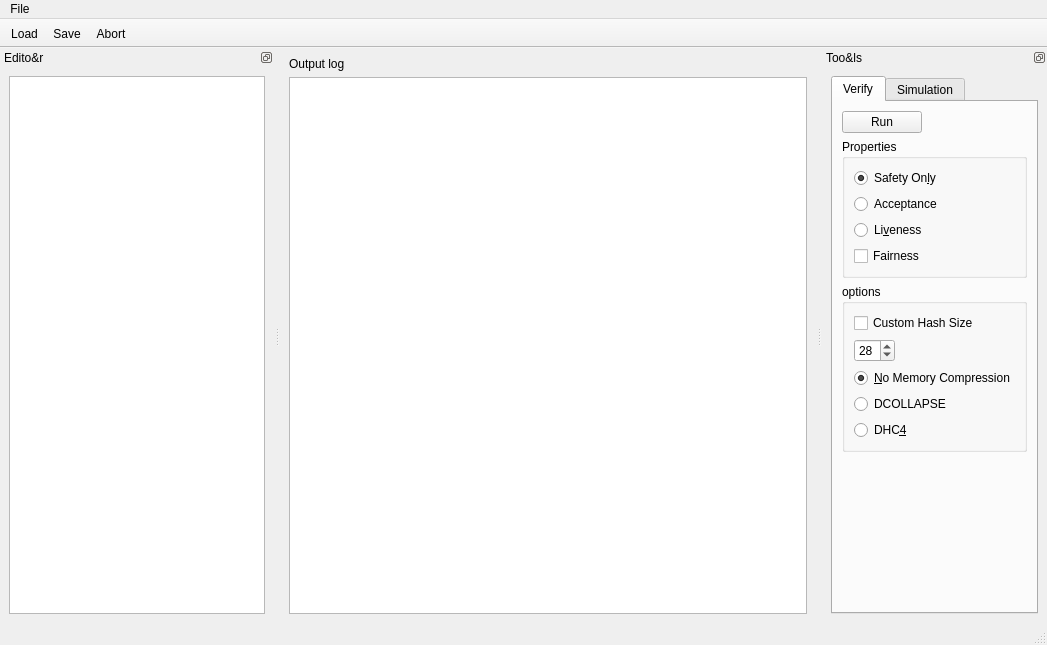
Qt form mainwindow.ui (flamingoen/qspin) before a commit.
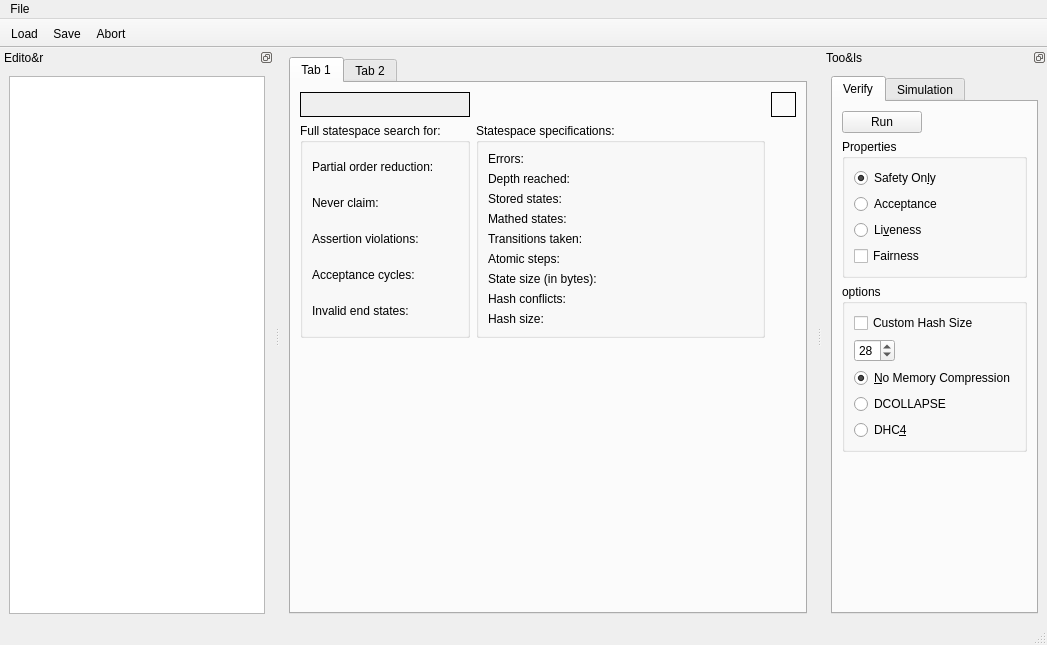
The same form after that commit. The open tabs and pages were chosen to show the change. Icons and pictures are not drawn.

Commit message: Verification output

```diff
--- a/mainwindow.ui
+++ b/mainwindow.ui
@@ -16,20 +16,252 @@
   <widget class="QWidget" name="centralwidget">
    <layout class="QVBoxLayout" name="verticalLayout_2">
     <item>
-     <widget class="QLabel" name="labelOutput">
-      <property name="text">
-       <string>Output log</string>
+     <widget class="QTabWidget" name="rawLog">
+      <property name="currentIndex">
+       <number>1</number>
       </property>
-     </widget>
-    </item>
-    <item>
-     <widget class="QTextEdit" name="log">
-      <property name="lineWrapMode">
-       <enum>QTextEdit::NoWrap</enum>
-      </property>
-      <property name="readOnly">
-       <bool>true</bool>
-      </property>
+      <widget class="QWidget" name="tab">
+       <attribute name="title">
+        <string>Tab 1</string>
+       </attribute>
+       <layout class="QGridLayout" name="gridLayout_3">
+        <item row="0" column="2">
+         <widget class="QLabel" name="evalLabel">
+          <property name="enabled">
+           <bool>true</bool>
+          </property>
+          <property name="sizePolicy">
+           <sizepolicy hsizetype="Fixed" vsizetype="Fixed">
+            <horstretch>25</horstretch>
+            <verstretch>25</verstretch>
+           </sizepolicy>
+          </property>
+          <property name="minimumSize">
+           <size>
+            <width>25</width>
+            <height>25</height>
+           </size>
+          </property>
+          <property name="maximumSize">
+           <size>
+            <width>25</width>
+            <height>25</height>
+           </size>
+          </property>
+          <property name="frameShape">
+           <enum>QFrame::Box</enum>
+          </property>
+          <property name="text">
+           <string/>
+          </property>
+         </widget>
+        </item>
+        <item row="0" column="0">
+         <widget class="QLabel" name="spinVerLabel">
+          <property name="autoFillBackground">
+           <bool>true</bool>
+          </property>
+          <property name="frameShape">
+           <enum>QFrame::Box</enum>
+          </property>
+          <property name="text">
+           <string/>
+          </property>
+          <property name="scaledContents">
+           <bool>true</bool>
+          </property>
+          <property name="indent">
+           <number>-1</number>
+          </property>
+         </widget>
+        </item>
+        <item row="0" column="1">
+         <spacer name="horizontalSpacer_2">
+          <property name="orientation">
+           <enum>Qt::Horizontal</enum>
+          </property>
+          <property name="sizeHint" stdset="0">
+           <size>
+            <width>40</width>
+            <height>20</height>
+           </size>
+          </property>
+         </spacer>
+        </item>
+        <item row="2" column="0">
+         <spacer name="verticalSpacer_2">
+          <property name="orientation">
+           <enum>Qt::Vertical</enum>
+          </property>
+          <property name="sizeHint" stdset="0">
+           <size>
+            <width>20</width>
+            <height>40</height>
+           </size>
+          </property>
+         </spacer>
+        </item>
+        <item row="1" column="0">
+         <widget class="QGroupBox" name="groupBox_4">
+          <property name="font">
+           <font>
+            <weight>50</weight>
+            <bold>false</bold>
+            <underline>false</underline>
+           </font>
+          </property>
+          <property name="title">
+           <string>Full statespace search for:</string>
+          </property>
+          <property name="flat">
+           <bool>false</bool>
+          </property>
+          <layout class="QVBoxLayout" name="verticalLayout_6">
+           <item>
+            <widget class="QLabel" name="partialLabel">
+             <property name="text">
+              <string>Partial order reduction: </string>
+             </property>
+            </widget>
+           </item>
+           <item>
+            <widget class="QLabel" name="neverLabel">
+             <property name="text">
+              <string>Never claim: </string>
+             </property>
+            </widget>
+           </item>
+           <item>
+            <widget class="QLabel" name="assertionLabel">
+             <property name="text">
+              <string>Assertion violations: </string>
+             </property>
+            </widget>
+           </item>
+           <item>
+            <widget class="QLabel" name="acceptanceLabel">
+             <property name="text">
+              <string>Acceptance cycles: </string>
+             </property>
+            </widget>
+           </item>
+           <item>
+            <widget class="QLabel" name="invalidLabel">
+             <property name="text">
+              <string>Invalid end states: </string>
+             </property>
+            </widget>
+           </item>
+          </layout>
+         </widget>
+        </item>
+        <item row="1" column="1">
+         <widget class="QGroupBox" name="groupBox_5">
+          <property name="title">
+           <string>Statespace specifications:</string>
+          </property>
+          <layout class="QVBoxLayout" name="verticalLayout_7">
+           <item>
+            <widget class="QLabel" name="errorLabel">
+             <property name="text">
+              <string>Errors: </string>
+             </property>
+            </widget>
+           </item>
+           <item>
+            <widget class="QLabel" name="depthLabel">
+             <property name="text">
+              <string>Depth reached: </string>
+             </property>
+            </widget>
+           </item>
+           <item>
+            <widget class="QLabel" name="storedstatesLabel">
+             <property name="text">
+              <string>Stored states: </string>
+             </property>
+            </widget>
+           </item>
+           <item>
+            <widget class="QLabel" name="matchedstatesLabel">
+             <property name="text">
+              <string>Mathed states: </string>
+             </property>
+            </widget>
+           </item>
+           <item>
+            <widget class="QLabel" name="transitionLabel">
+             <property name="text">
+              <string>Transitions taken: </string>
+             </property>
+            </widget>
+           </item>
+           <item>
+            <widget class="QLabel" name="atomicLabel">
+             <property name="text">
+              <string>Atomic steps:</string>
+             </property>
+            </widget>
+           </item>
+           <item>
+            <widget class="QLabel" name="statesizeLabel">
+             <property name="text">
+              <string>State size (in bytes):  </string>
+             </property>
+            </widget>
+           </item>
+           <item>
+            <widget class="QLabel" name="hashconflictsLabel">
+             <property name="text">
+              <string>Hash conflicts:</string>
+             </property>
+            </widget>
+           </item>
+           <item>
+            <widget class="QLabel" name="hashsizeLabel">
+             <property name="text">
+              <string>Hash size:</string>
+             </property>
+            </widget>
+           </item>
+          </layout>
+         </widget>
+        </item>
+        <item row="2" column="1">
+         <spacer name="verticalSpacer">
+          <property name="orientation">
+           <enum>Qt::Vertical</enum>
+          </property>
+          <property name="sizeHint" stdset="0">
+           <size>
+            <width>20</width>
+            <height>40</height>
+           </size>
+          </property>
+         </spacer>
+        </item>
+       </layout>
+      </widget>
+      <widget class="QWidget" name="tab_2">
+       <attribute name="title">
+        <string>Tab 2</string>
+       </attribute>
+       <layout class="QGridLayout" name="gridLayout_4">
+        <item row="0" column="0">
+         <widget class="QTextEdit" name="log">
+          <property name="enabled">
+           <bool>true</bool>
+          </property>
+          <property name="lineWrapMode">
+           <enum>QTextEdit::NoWrap</enum>
+          </property>
+          <property name="readOnly">
+           <bool>true</bool>
+          </property>
+         </widget>
+        </item>
+       </layout>
+      </widget>
      </widget>
     </item>
    </layout>
```
The commit also changes 5 other files.
